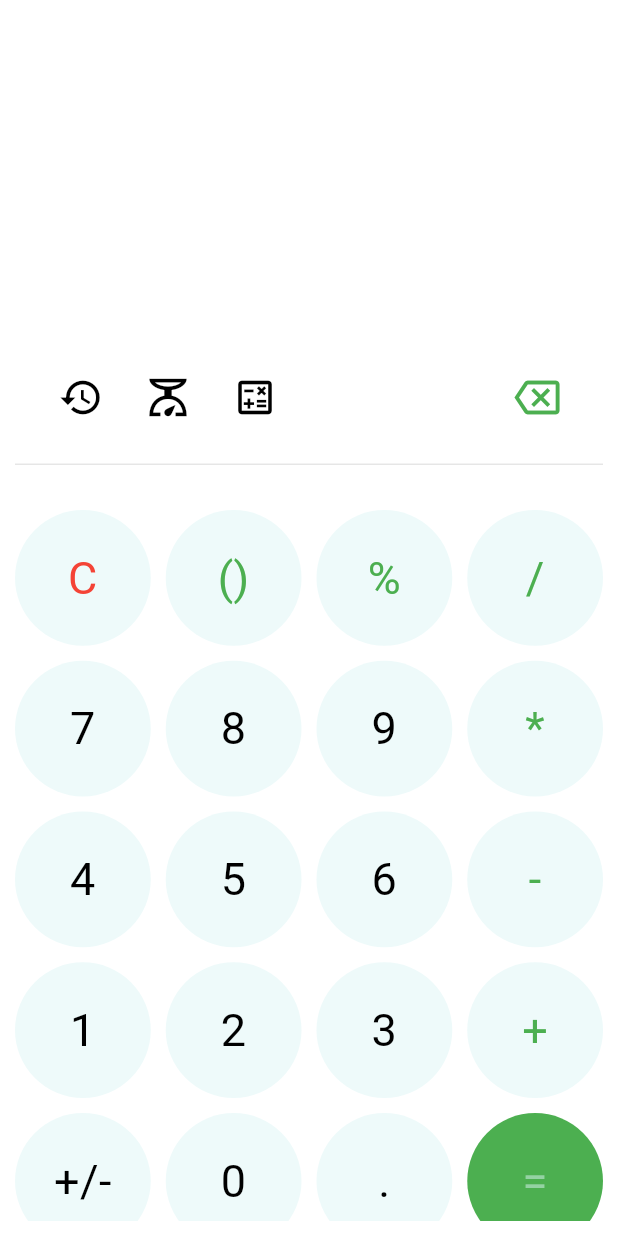
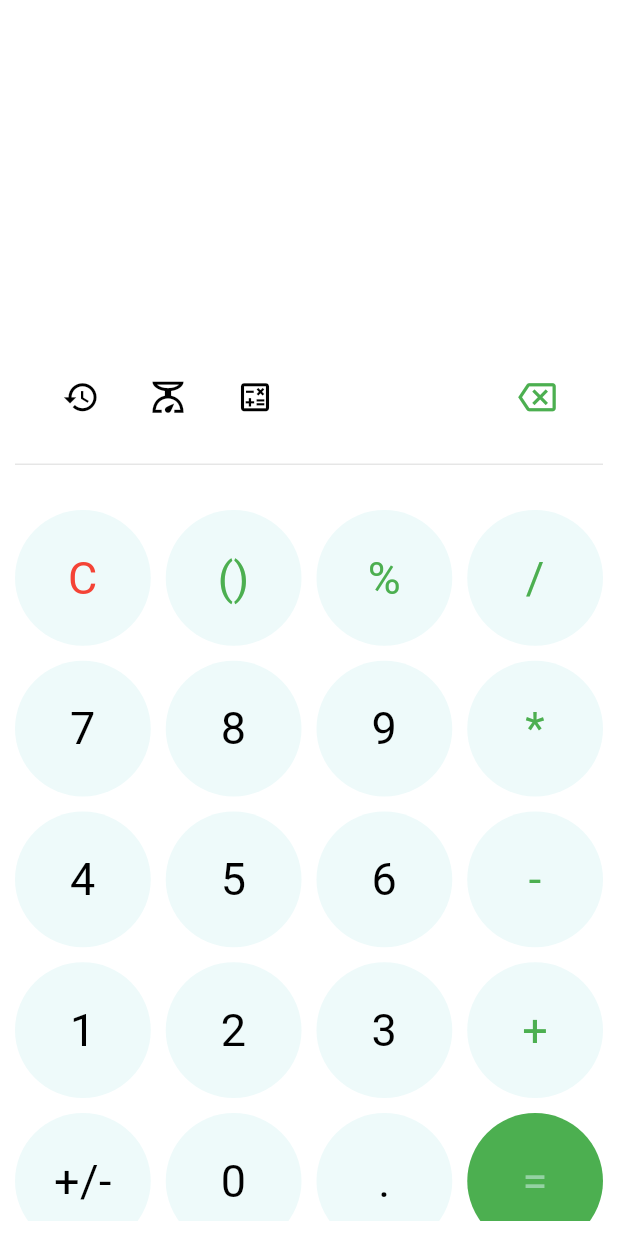
Before and after one commit to Isaac-Kingsley007/MinMath, a Flutter app: the screen it shows after launch, on a phone screen of 412 x 824 dp. Run offline on Flutter 3.47's test engine with Material 3 defaults, Android fonts, the phone set to English and light mode, and no system bars; our stand-ins replace math_expressions.

Commit message:
Fixed responsiveness added more calculator error handling

```diff
--- a/lib/models/calculator_provider.dart
+++ b/lib/models/calculator_provider.dart
@@ -18,6 +18,8 @@ String evaluateExpression(String expression) {
 
   String resultString = result.toString();
 
+  if (result == result.toInt()) return result.toInt().toString();
+
   return (resultString.length <= precision)
       ? resultString
       : result.toStringAsPrecision(precision);
@@ -26,7 +28,7 @@ String evaluateExpression(String expression) {
 class CalculatorProvider extends ChangeNotifier {
   String _expression = '';
   bool _answerCalculated = false;
-  final _operators = '*/+-()';
+  final _operators = '*/+-()%';
   int _paranthesisBalancer = 0;
 
   String get expression => _expression;
@@ -38,12 +40,22 @@ class CalculatorProvider extends ChangeNotifier {
       }
       _answerCalculated = false;
     }
+
+    if (_operators.contains(char) &&
+        (_expression == '' ||
+            _operators.contains(_expression[_expression.length - 1]))) {
+      return;
+    }
     _expression += char;
 
     notifyListeners();
   }
 
   void pop() {
+    if (_expression == 'Error') {
+      clear();
+      return;
+    }
     _expression = _expression.substring(0, _expression.length - 1);
 
     notifyListeners();
--- a/lib/widgets/calculator_page.dart
+++ b/lib/widgets/calculator_page.dart
@@ -8,9 +8,20 @@ class CalculatorPage extends StatelessWidget {
 
   @override
   Widget build(BuildContext context) {
-    return const Padding(
-      padding: EdgeInsets.all(10),
-      child: Column(children: [NumberPad(), FunctionButtonsBox(), NumberBox()]),
+    double width = MediaQuery.of(context).size.width;
+    double height = MediaQuery.of(context).size.height;
+
+    return Center(
+      child: SizedBox(
+        height: height,
+        width: (height > width) ? width : height * 0.5,
+        child: const Padding(
+          padding: EdgeInsets.all(10),
+          child: Column(
+            children: [NumberPad(), FunctionButtonsBox(), NumberBox()],
+          ),
+        ),
+      ),
     );
   }
 }
--- a/lib/widgets/function_buttons_box.dart
+++ b/lib/widgets/function_buttons_box.dart
@@ -4,7 +4,7 @@ import 'package:provider/provider.dart';
 
 class FunctionButtonsBox extends StatelessWidget {
   const FunctionButtonsBox({super.key});
-  final iconSize = 30.0;
+  final iconSize = 25.0;
 
   @override
   Widget build(BuildContext context) {
--- a/lib/widgets/number_box.dart
+++ b/lib/widgets/number_box.dart
@@ -21,11 +21,6 @@ class NumberBox extends StatelessWidget {
         child: GridView.count(
           mainAxisSpacing: 10,
           crossAxisSpacing: 10,
-          scrollDirection:
-              (MediaQuery.of(context).size.height >
-                      MediaQuery.of(context).size.width)
-                  ? Axis.vertical
-                  : Axis.horizontal,
           crossAxisCount: 4,
           children: const <Widget>[
             CancelButton(),
```
